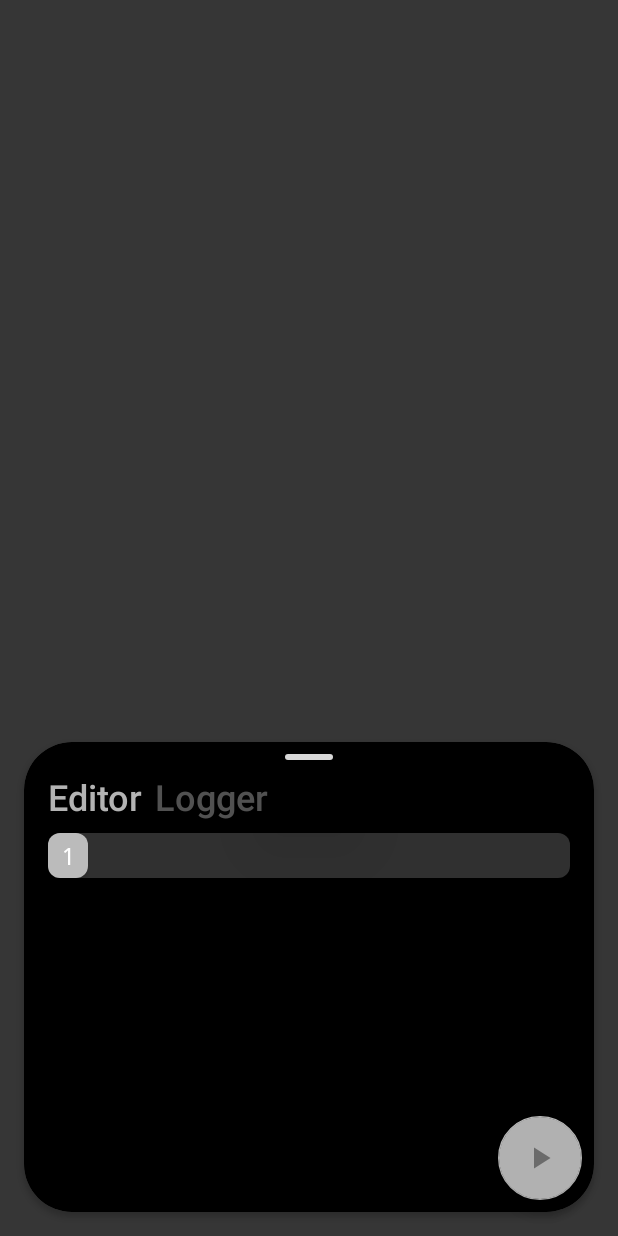
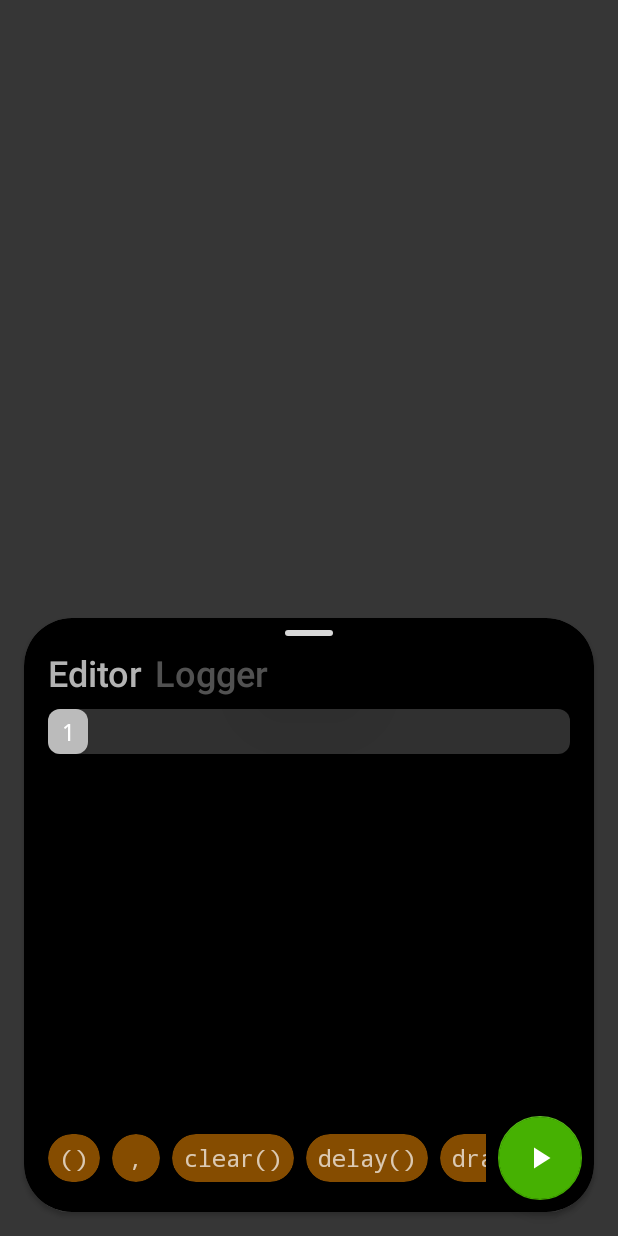
Before and after one commit to aravindkarthik96/Blanca, an Android app: the screen it shows after launch (BlancaHomeActivity), on a phone screen of 412 x 824 dp. Run offline under Robolectric (Android 15) with nearby library versions, the light colour scheme and no system bars.

Commit message:
addes suggestions view

```diff
--- a/app/build.gradle
+++ b/app/build.gradle
@@ -1,7 +1,5 @@
 apply plugin: 'com.android.application'
-
 apply plugin: 'kotlin-android'
-
 apply plugin: 'kotlin-android-extensions'
 
 android {
--- a/app/src/main/java/com/aravindkarthik/blanca/BlancaHomeActivity.kt
+++ b/app/src/main/java/com/aravindkarthik/blanca/BlancaHomeActivity.kt
@@ -2,20 +2,24 @@ package com.aravindkarthik.blanca
 
 import android.annotation.SuppressLint
 import android.os.Bundle
+import android.text.Editable
+import android.text.TextWatcher
 import android.util.Log
 import android.view.View
 import androidx.appcompat.app.AppCompatActivity
+import androidx.core.widget.addTextChangedListener
+import androidx.recyclerview.widget.LinearLayoutManager
+import androidx.recyclerview.widget.RecyclerView.HORIZONTAL
 import com.aravindkarthik.blanca.lang.core.Function
 import com.aravindkarthik.blanca.lang.core.parseParams
-import com.aravindkarthik.blanca.lang.drawing.ClearFunction
-import com.aravindkarthik.blanca.lang.drawing.DrawCircleFunction
-import com.aravindkarthik.blanca.lang.drawing.DrawLineFunction
-import com.aravindkarthik.blanca.lang.drawing.WriteTextFunction
+import com.aravindkarthik.blanca.lang.drawing.*
+import com.aravindkarthik.blanca.suggestionsView.SuggestionsViewAdapter
 import kotlinx.android.synthetic.main.activity_blanca_home.*
 import kotlinx.coroutines.Dispatchers
 import kotlinx.coroutines.GlobalScope
 import kotlinx.coroutines.launch
 import kotlinx.coroutines.runBlocking
+import java.util.*
 
 class BlancaHomeActivity : AppCompatActivity() {
 
@@ -25,16 +29,72 @@ class BlancaHomeActivity : AppCompatActivity() {
         super.onCreate(savedInstanceState)
         setContentView(R.layout.activity_blanca_home)
 
-//        functions.add(DelayFunction())
+        functions.add(DelayFunction())
         functions.add(ClearFunction(canvasView))
         functions.add(DrawLineFunction(canvasView))
         functions.add(WriteTextFunction(canvasView))
         functions.add(DrawCircleFunction(canvasView))
+
+        setupSuggestions()
+    }
+
+//    private fun setupLineNumbers() {
+//        var previousLineCount = 0
+//        codeEditor.addTextChangedListener(object : TextWatcher {
+//            override fun afterTextChanged(string: Editable) {
+//                lineNumbersView
+//                if (string.lines().size != previousLineCount) {
+//                    var newLineString = ""
+//                    string.lines().forEachIndexed { index, s ->
+//                        newLineString += "\n$index"
+//                    }
+//                    codeEditor.setText(newLineString)
+//                }
+//            }
+//
+//            override fun beforeTextChanged(s: CharSequence?, start: Int, count: Int, after: Int) {
+//
+//            }
+//
+//            override fun onTextChanged(s: CharSequence?, start: Int, before: Int, count: Int) {
+//
+//            }
+//        })
+//    }
+
+    private fun setupSuggestions() {
+        val suggestionsViewAdapter = SuggestionsViewAdapter(
+            suggestionClickListener = { suggestionText : String ->
+                val userCursorPosition = codeEditor.selectionEnd
+                codeEditor.text = codeEditor.text.insert(userCursorPosition,suggestionText)
+
+                if (
+                    userCursorPosition > 0 &&
+                    userCursorPosition < codeEditor.text.length
+                ) {
+                    codeEditor.setSelection(userCursorPosition + suggestionText.length)
+                }
+            }
+        )
+        funcSuggestions.layoutManager = LinearLayoutManager(this, HORIZONTAL, false)
+        funcSuggestions.adapter = suggestionsViewAdapter
+
+        val defaultList = mutableListOf("()",",")
+        val functionsList = functions.map {
+            it.getSuggestionText()
+        }.sortedBy {
+            it.toLowerCase(Locale.ROOT)
+        }
+
+        defaultList.addAll(functionsList)
+
+        suggestionsViewAdapter.setData(defaultList)
     }
 
     fun handleEditorTitleClick(view: View) {
         loggerView.visibility = View.GONE
         editorContainer.visibility = View.VISIBLE
+        funcSuggestions.visibility = View.VISIBLE
         loggerTitle.setTextColor(getColor(R.color.blanca_text_de_selected))
         editorTitle.setTextColor(getColor(R.color.blanca_text_selected))
     }
@@ -42,11 +102,13 @@ class BlancaHomeActivity : AppCompatActivity() {
     fun handleLoggerTitleClick(view: View) {
         loggerView.visibility = View.VISIBLE
         editorContainer.visibility = View.GONE
+        funcSuggestions.visibility = View.INVISIBLE
         loggerTitle.setTextColor(getColor(R.color.blanca_text_selected))
         editorTitle.setTextColor(getColor(R.color.blanca_text_de_selected))
     }
 
     fun runCode(view: View) {
+        handleLoggerTitleClick(view)
         interpretCode()
     }
 
--- a/app/src/main/java/com/aravindkarthik/blanca/lang/core/Function.kt
+++ b/app/src/main/java/com/aravindkarthik/blanca/lang/core/Function.kt
@@ -46,4 +46,8 @@ abstract class Function {
     fun getIntArgument(argument: String): Int {
         return argument.toInt()
     }
+
+    fun getSuggestionText(): String {
+        return "$name()\n"
+    }
 }
--- /dev/null
+++ b/app/src/main/java/com/aravindkarthik/blanca/suggestionsView/SuggestionsViewAdapter.kt
@@ -0,0 +1,48 @@
+package com.aravindkarthik.blanca.suggestionsView
+
+import android.view.LayoutInflater
+import android.view.ViewGroup
+import androidx.recyclerview.widget.RecyclerView
+import com.aravindkarthik.blanca.R
+import kotlinx.android.synthetic.main.suggestion_pill.view.*
+
+class SuggestionsViewAdapter(
+    private val suggestionClickListener: (String) -> Unit
+) : RecyclerView.Adapter<RecyclerView.ViewHolder>() {
+    private lateinit var suggestions: List<String>
+
+    override fun onCreateViewHolder(parent: ViewGroup, viewType: Int): RecyclerView.ViewHolder {
+        return SuggestionsViewHolder.getViewHolder(parent)
+    }
+
+    override fun getItemCount(): Int {
+        return suggestions.size
+    }
+
+    override fun onBindViewHolder(holder: RecyclerView.ViewHolder, position: Int) {
+        (holder as SuggestionsViewHolder).bind(suggestions[position], suggestionClickListener)
+    }
+
+    fun setData(suggestions : List<String>) {
+        this.suggestions = suggestions.filter { it.isNotBlank() }
+        notifyDataSetChanged()
+    }
+
+}
+
+class SuggestionsViewHolder(itemView : ViewGroup) : RecyclerView.ViewHolder(itemView) {
+    fun bind(suggestionText: String, suggestionClickListener: (String) -> Unit) {
+        itemView.suggestionText.text = suggestionText.trim()
+        itemView.setOnClickListener {
+            suggestionClickListener.invoke(suggestionText)
+        }
+    }
+
+    companion object {
+        fun getViewHolder(parent: ViewGroup): SuggestionsViewHolder {
+            return SuggestionsViewHolder(
+                LayoutInflater.from(parent.context).inflate(R.layout.suggestion_pill, parent, false) as ViewGroup
+            )
+        }
+    }
+}
--- a/app/src/main/res/drawable/blanca_compile_icon.xml
+++ b/app/src/main/res/drawable/blanca_compile_icon.xml
@@ -5,6 +5,6 @@
     android:viewportWidth="24.0"
     android:viewportHeight="24.0">
     <path
-        android:fillColor="#6B6B6B"
+        android:fillColor="#FFFFFF"
         android:pathData="M8,5v14l11,-7z" />
 </vector>
--- a/app/src/main/res/layout/activity_blanca_home.xml
+++ b/app/src/main/res/layout/activity_blanca_home.xml
@@ -35,7 +35,7 @@
         android:layout_width="wrap_content"
         android:layout_height="wrap_content"
         android:orientation="horizontal"
-        app:layout_constraintGuide_percent="0.6" />
+        app:layout_constraintGuide_percent="0.5" />
 
 
     <androidx.constraintlayout.widget.Guideline
@@ -101,9 +101,8 @@
         android:id="@+id/scrollingContainer"
         android:layout_width="0dp"
         android:layout_height="0dp"
-        android:layout_marginBottom="24dp"
         android:translationZ="2dp"
-        app:layout_constraintBottom_toBottomOf="parent"
+        app:layout_constraintBottom_toTopOf="@+id/compileFabButton"
         app:layout_constraintEnd_toEndOf="@+id/contentCard"
         app:layout_constraintStart_toStartOf="@+id/contentCard"
         app:layout_constraintTop_toBottomOf="@+id/editorTitle">
@@ -116,8 +115,8 @@
                 android:id="@+id/loggerView"
                 android:layout_width="match_parent"
                 android:layout_height="wrap_content"
+                android:padding="16dp"
                 android:text="-> beginning of log"
-                android:padding="16dp"
                 android:textColor="#BBBBBB"
                 android:textSize="16sp"
                 android:translationZ="100dp"
@@ -182,6 +181,7 @@
                     android:inputType="textMultiLine"
                     android:maxLines="99"
                     android:paddingStart="8dp"
+                    android:paddingEnd="0dp"
                     android:paddingTop="4dp"
                     android:paddingBottom="4dp"
                     android:textColor="#B1B1B1"
@@ -190,11 +190,28 @@
                     app:layout_constraintEnd_toEndOf="@+id/code_editor_bg"
                     app:layout_constraintStart_toEndOf="@+id/lineNumbersView"
                     app:layout_constraintTop_toTopOf="parent"
-                    tools:text="Something is written here" />
+                    tools:text="Something is written here"
+                    android:autofillHints="// write your code here" />
             </androidx.constraintlayout.widget.ConstraintLayout>
 
         </FrameLayout>
     </androidx.core.widget.NestedScrollView>
+
+    <androidx.recyclerview.widget.RecyclerView
+        android:id="@+id/funcSuggestions"
+        android:layout_width="0dp"
+        android:layout_height="wrap_content"
+        app:layout_constraintTop_toTopOf="@id/compileFabButton"
+        app:layout_constraintBottom_toBottomOf="@+id/compileFabButton"
+        app:layout_constraintStart_toStartOf="@+id/scrollingContainer"
+        android:layout_marginStart="16dp"
+        android:layout_marginEnd="8dp"
+        android:elevation="10dp"
+        app:layoutManager="androidx.recyclerview.widget.LinearLayoutManager"
+        tools:orientation="horizontal"
+        tools:listitem="@layout/suggestion_pill"
+        app:layout_constraintEnd_toStartOf="@+id/compileFabButton"
+        />
 
     <com.google.android.material.floatingactionbutton.FloatingActionButton
         android:id="@+id/compileFabButton"
@@ -207,7 +224,7 @@
         android:focusable="true"
         android:onClick="runCode"
         android:src="@drawable/blanca_compile_icon"
-        app:backgroundTint="#B1B1B1"
+        app:backgroundTint="#46B102"
         app:fabSize="normal"
         app:layout_constraintBottom_toBottomOf="parent"
         app:layout_constraintEnd_toEndOf="@+id/scrollingContainer" />
--- /dev/null
+++ b/app/src/main/res/layout/suggestion_pill.xml
@@ -0,0 +1,24 @@
+<?xml version="1.0" encoding="utf-8"?>
+<androidx.cardview.widget.CardView xmlns:android="http://schemas.android.com/apk/res/android"
+    android:layout_width="wrap_content"
+    android:layout_height="32dp"
+    android:minWidth="32dp"
+    xmlns:app="http://schemas.android.com/apk/res-auto"
+    xmlns:tools="http://schemas.android.com/tools"
+    app:cardBackgroundColor="#854C00"
+    android:layout_marginEnd="8dp"
+    app:cardCornerRadius="16dp">
+
+    <TextView
+        android:id="@+id/suggestionText"
+        android:layout_width="wrap_content"
+        android:layout_height="wrap_content"
+        tools:text="drawLine()"
+        android:paddingStart="8dp"
+        android:paddingEnd="8dp"
+        android:layout_gravity="center"
+        android:fontFamily="monospace"
+        android:textSize="16dp"
+        tools:ignore="SpUsage" />
+
+</androidx.cardview.widget.CardView>
--- a/app/src/main/res/xml/blanca_home_scene.xml
+++ b/app/src/main/res/xml/blanca_home_scene.xml
@@ -14,18 +14,6 @@
     </Transition>
 
     <ConstraintSet android:id="@+id/collapsed_state">
-        <Constraint android:id="@id/loggerView">
-            <PropertySet
-                motion:applyMotionScene="false"
-                motion:visibilityMode="ignore" />
-        </Constraint>
-
-        <Constraint android:id="@id/editorContainer">
-            <PropertySet
-                motion:applyMotionScene="false"
-                motion:visibilityMode="ignore" />
-        </Constraint>
-
         <Constraint android:id="@+id/contentCard">
             <Layout
                 android:layout_width="match_parent"
@@ -42,29 +30,6 @@
     </ConstraintSet>
 
     <ConstraintSet android:id="@+id/expanded_state">
-        <Constraint android:id="@id/loggerTitle">
-            <PropertySet
-                motion:applyMotionScene="false"
-                motion:visibilityMode="ignore" />
-        </Constraint>
-
-        <Constraint android:id="@id/editorTitle">
-            <PropertySet
-                motion:applyMotionScene="false"
-                motion:visibilityMode="ignore" />
-        </Constraint>
-
-        <Constraint android:id="@id/loggerView">
-            <PropertySet
-                motion:applyMotionScene="false"
-                motion:visibilityMode="ignore" />
-        </Constraint>
-
-        <Constraint android:id="@id/editorContainer">
-            <PropertySet
-                motion:applyMotionScene="false"
-                motion:visibilityMode="ignore" />
-        </Constraint>
         <Constraint android:id="@+id/contentCard">
             <Layout
                 android:layout_width="match_parent"
```
